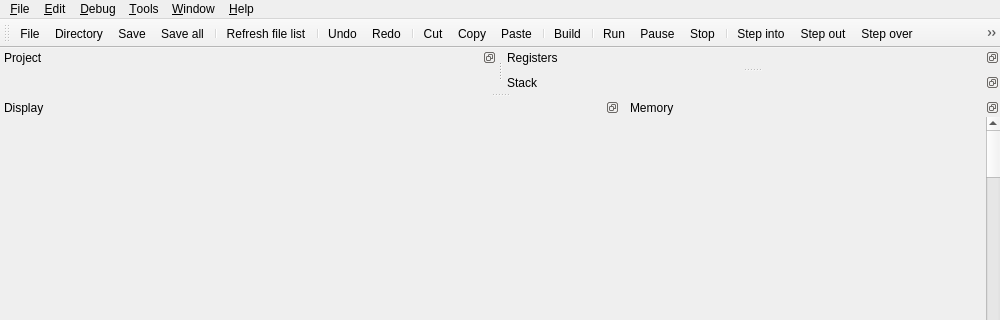
Qt form editor/MainWindow.ui (zapolnov/zxide) before a commit; both pictures show x 0 to 1000 and y 0 to 320 of the 1000 by 675 pixel window.
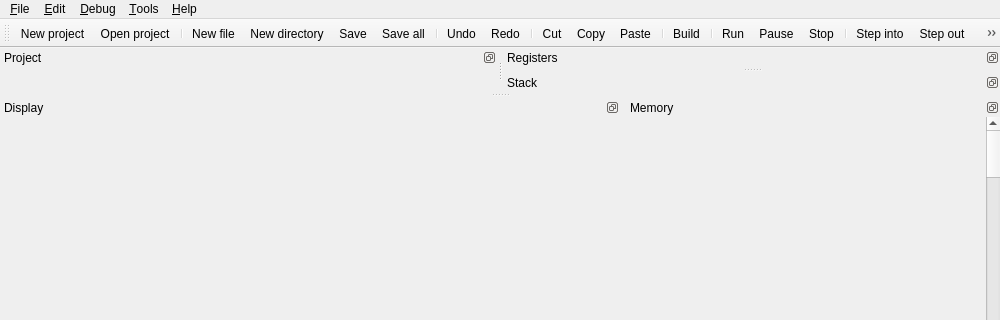
The same form after that commit. Icons and pictures are not drawn. Custom widgets are drawn as their Qt base class.

Commit message: Introduced concept of Project.

```diff
--- a/editor/MainWindow.ui
+++ b/editor/MainWindow.ui
@@ -55,13 +55,14 @@
    <attribute name="toolBarBreak">
     <bool>false</bool>
    </attribute>
+   <addaction name="actionNewProject"/>
+   <addaction name="actionOpenProject"/>
+   <addaction name="separator"/>
    <addaction name="actionNewFile"/>
    <addaction name="actionNewDirectory"/>
    <addaction name="actionSave"/>
    <addaction name="actionSaveAll"/>
    <addaction name="separator"/>
-   <addaction name="actionRefreshFileList"/>
-   <addaction name="separator"/>
    <addaction name="actionUndo"/>
    <addaction name="actionRedo"/>
    <addaction name="separator"/>
@@ -162,18 +163,10 @@
     </property>
     <addaction name="actionSettings"/>
    </widget>
-   <widget class="QMenu" name="menuWindow">
-    <property name="title">
-     <string>&amp;Window</string>
-    </property>
-    <addaction name="actionCloseWindow"/>
-    <addaction name="actionCloseAllWindows"/>
-   </widget>
    <addaction name="menuFile"/>
    <addaction name="menuEdit"/>
    <addaction name="menuDebug"/>
    <addaction name="menuTools"/>
-   <addaction name="menuWindow"/>
    <addaction name="menuHelp"/>
   </widget>
   <widget class="QStatusBar" name="statusBar"/>
@@ -453,7 +446,7 @@
      <normaloff>:/resources/fatcow16x16/page_white_add.png</normaloff>:/resources/fatcow16x16/page_white_add.png</iconset>
    </property>
    <property name="text">
-    <string>&amp;File...</string>
+    <string>&amp;New file...</string>
    </property>
    <property name="toolTip">
     <string>New file</string>
@@ -486,7 +479,7 @@
      <normaloff>:/resources/fatcow16x16/folder_add.png</normaloff>:/resources/fatcow16x16/folder_add.png</iconset>
    </property>
    <property name="text">
-    <string>&amp;Directory...</string>
+    <string>New director&amp;y...</string>
    </property>
    <property name="toolTip">
     <string>New directory</string>
@@ -619,7 +612,31 @@
   </action>
   <action name="actionCloseAllWindows">
    <property name="text">
-    <string>Close &amp;all</string>
+    <string>Close a&amp;ll</string>
+   </property>
+  </action>
+  <action name="actionNewProject">
+   <property name="icon">
+    <iconset resource="res/resources.qrc">
+     <normaloff>:/resources/fatcow16x16/book_add.png</normaloff>:/resources/fatcow16x16/book_add.png</iconset>
+   </property>
+   <property name="text">
+    <string>New pro&amp;ject...</string>
+   </property>
+   <property name="toolTip">
+    <string>New project</string>
+   </property>
+  </action>
+  <action name="actionOpenProject">
+   <property name="icon">
+    <iconset resource="res/resources.qrc">
+     <normaloff>:/resources/fatcow16x16/modified/book+folders_explorer.png</normaloff>:/resources/fatcow16x16/modified/book+folders_explorer.png</iconset>
+   </property>
+   <property name="text">
+    <string>&amp;Open project...</string>
+   </property>
+   <property name="toolTip">
+    <string>Open project</string>
    </property>
   </action>
  </widget>
```
Left out of the diff: 35 changed lines with no effect on the pictures. The commit also changes 20 other files.
